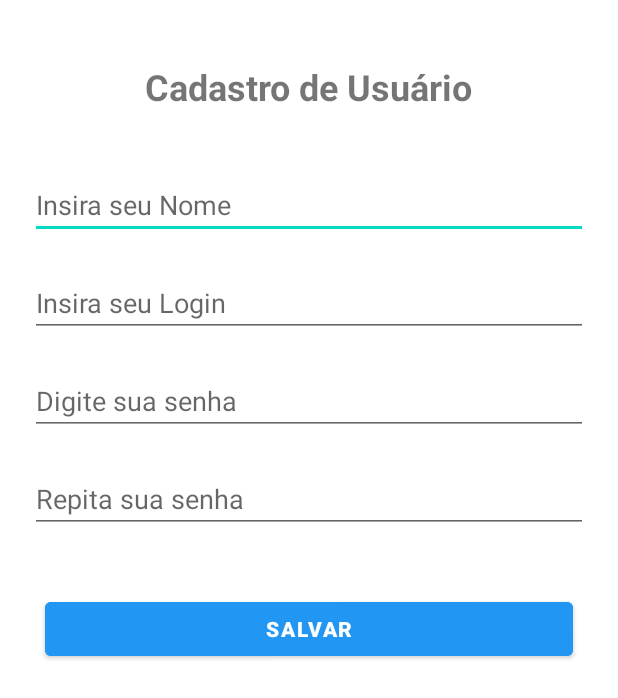
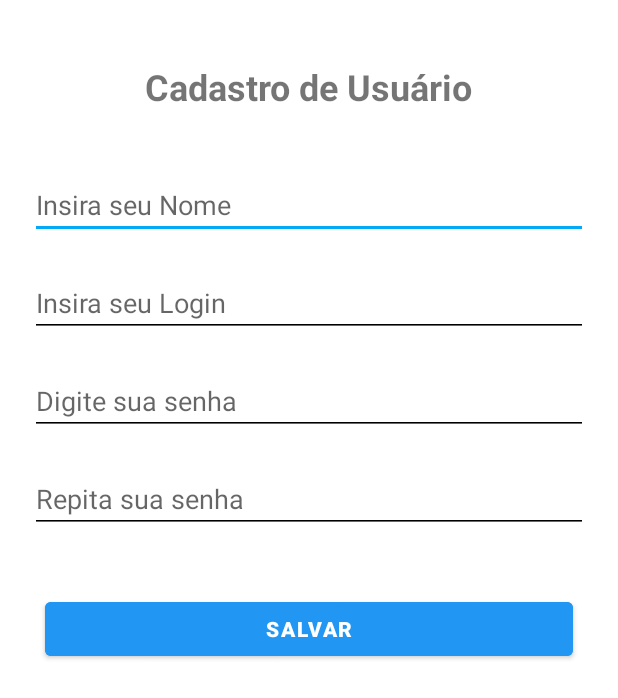
Before and after one commit to polovomo/App_Calculadora_Grandezas, an Android app: the screen it shows after launch (RegistrarActivity), after a tap on "CADASTRE-SE", on a phone screen of 412 x 824 dp. Shown: the top 698 px of the screen. Run offline under Robolectric (Android 15) with nearby library versions, the phone set to English and light mode, and no system bars.

Commit message:
Removendo thema dark

```diff
--- a/app/src/main/java/br/ulbra/app_calculadora_eletrica/SplashActivity.java
+++ b/app/src/main/java/br/ulbra/app_calculadora_eletrica/SplashActivity.java
@@ -7,6 +7,8 @@ import android.view.animation.Animation;
 import android.view.animation.AnimationUtils;
 import android.widget.ImageView;
 
+import androidx.appcompat.app.AppCompatDelegate; // 👈 IMPORTANTE
+
 import br.ulbra.app_calculadora_eletrica.ui.home.LoginActivity;
 
 public class SplashActivity extends BaseActivity {
@@ -14,6 +16,10 @@ public class SplashActivity extends BaseActivity {
     @Override
     protected void onCreate(Bundle savedInstanceState) {
         super.onCreate(savedInstanceState);
+
+
+        AppCompatDelegate.setDefaultNightMode(AppCompatDelegate.MODE_NIGHT_NO);
+
         setContentView(R.layout.activity_splash);
 
         ImageView logo = findViewById(R.id.logo);
--- a/app/src/main/res/values-night/themes.xml
+++ /dev/null
@@ -1,16 +0,0 @@
-<resources xmlns:tools="http://schemas.android.com/tools">
-    <!-- Base application theme. -->
-    <style name="Theme.App_Calculadora_Eletrica" parent="Theme.MaterialComponents.DayNight.NoActionBar">
-        <!-- Primary brand color. -->
-        <item name="colorPrimary">@color/purple_200</item>
-        <item name="colorPrimaryVariant">@color/purple_700</item>
-        <item name="colorOnPrimary">@color/black</item>
-        <!-- Secondary brand color. -->
-        <item name="colorSecondary">@color/teal_200</item>
-        <item name="colorSecondaryVariant">@color/teal_200</item>
-        <item name="colorOnSecondary">@color/black</item>
-        <!-- Status bar color. -->
-        <item name="android:statusBarColor">?attr/colorPrimaryVariant</item>
-        <!-- Customize your theme here. -->
-    </style>
-</resources>
--- a/app/src/main/res/values/themes.xml
+++ b/app/src/main/res/values/themes.xml
@@ -1,16 +1,17 @@
 <resources xmlns:tools="http://schemas.android.com/tools">
-    <!-- Base application theme. -->
-    <style name="Theme.App_Calculadora_Eletrica" parent="Theme.MaterialComponents.DayNight.NoActionBar">
-        <!-- Primary brand color. -->
-        <item name="colorPrimary">@color/purple_500</item>
-        <item name="colorPrimaryVariant">@color/purple_700</item>
+    <style name="Theme.App_Calculadora_Eletrica" parent="Theme.MaterialComponents.Light.NoActionBar">
+
+        <item name="android:colorBackground">@color/white</item>
+        <item name="android:textColorPrimary">@color/black</item>
+        <item name="android:textColorSecondary">@color/black</item>
+
+        <item name="colorPrimary">#2196F3</item>
+        <item name="colorPrimaryVariant">#1976D2</item>
         <item name="colorOnPrimary">@color/white</item>
-        <!-- Secondary brand color. -->
-        <item name="colorSecondary">@color/teal_200</item>
-        <item name="colorSecondaryVariant">@color/teal_700</item>
-        <item name="colorOnSecondary">@color/black</item>
-        <!-- Status bar color. -->
-        <item name="android:statusBarColor">?attr/colorPrimaryVariant</item>
-        <!-- Customize your theme here. -->
+
+        <item name="colorSecondary">#03A9F4</item>
+        <item name="colorOnSecondary">@color/white</item>
+
+        <item name="android:statusBarColor">#1976D2</item>
     </style>
 </resources>
```
